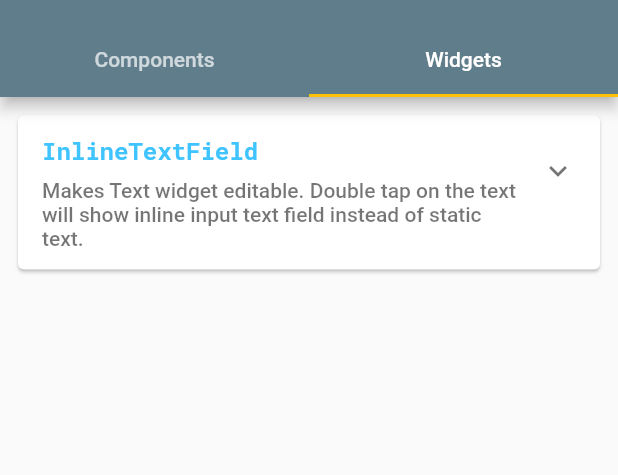
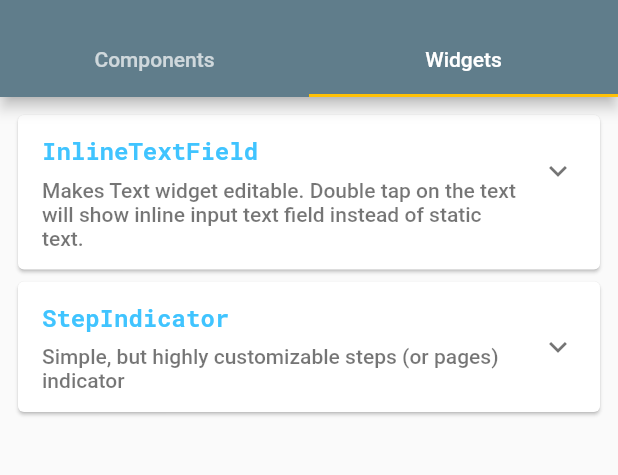
Before and after one commit to echedev/uic-flutter, a Flutter app: the screen it shows after launch, tab 2 chosen, on a phone screen of 412 x 824 dp, the part 59-534 px from its top. Run offline on Flutter 3.47's test engine with Material 2 defaults, Android fonts, the phone set to English and light mode, and no system bars; our stand-ins replace google_fonts.

Commit message:
StepIndicator implementation

```diff
--- a/example/lib/main.dart
+++ b/example/lib/main.dart
@@ -167,6 +167,74 @@ class _MyHomePageState extends State<MyHomePage> {
                       ),
                     ),
                   ),
+                  Card(
+                    child: Padding(
+                      padding: const EdgeInsets.only(top: 8.0, bottom: 8.0, ),
+                      child: ExpansionTile(
+                        title: Text('StepIndicator',
+                          style: GoogleFonts.robotoMono(
+                            fontWeight: FontWeight.bold,
+                            color: Colors.lightBlueAccent,
+                          ),
+                        ),
+                        subtitle: Padding(
+                          padding: const EdgeInsets.only(top: 8.0),
+                          child: Text('Simple, but highly customizable steps (or pages) indicator',
+                            style: Theme.of(context).textTheme.bodyText1.copyWith(
+                              color: Colors.black54,
+                            ),
+                          ),
+                        ),
+                        children: [
+                          Padding(
+                            padding: const EdgeInsets.all(16.0),
+                            child: Column(
+                              children: <Widget>[
+                                StepIndicator(
+                                  selectedStepIndex: 2,
+                                  totalSteps: 5,
+/*
+* Check the commented parameters below to learn available customization options
+*/
+//                                  completedStep: Container(
+//                                    width: 8.0,
+//                                    height: 8.0,
+//                                    decoration: BoxDecoration(
+//                                      color: Colors.lightBlueAccent,
+//                                      shape: BoxShape.circle,
+//                                    ),
+//                                  ),
+//                                  incompleteStep: Container(
+//                                    width: 8.0,
+//                                    height: 8.0,
+//                                    decoration: BoxDecoration(
+//                                      color: Colors.lightBlueAccent,
+//                                      shape: BoxShape.circle,
+//                                    ),
+//                                  ),
+//                                  selectedStep: Container(
+//                                    width: 8.0,
+//                                    height: 8.0,
+//                                    decoration: BoxDecoration(
+//                                      color: Colors.lightBlueAccent,
+//                                      shape: BoxShape.circle,
+//                                    ),
+//                                  ),
+//                                  colorCompleted: Theme.of(context).primaryColor,
+//                                  colorIncomplete: Colors.black12,
+//                                  colorLineIncomplete: Colors.transparent,
+//                                  colorSelected: Theme.of(context).accentColor,
+//                                  lineLength: 50.0,
+//                                  lineWidth: 1.0,
+//                                  padding: const EdgeInsets.all(0.0),
+                                ),
+                              ],
+                            ),
+                          )
+                        ],
+                      ),
+                    ),
+                  ),
                 ],
               ),
             ],
--- a/lib/widgets.dart
+++ b/lib/widgets.dart
@@ -1,3 +1,4 @@
 library widgets;
 
 export 'inline_text_field.dart';
+export 'step_indicator.dart';
```
Also changed, not shown: lib/step_indicator.dart (added, +148 -0 lines), example/pubspec.lock, pubspec.lock.
